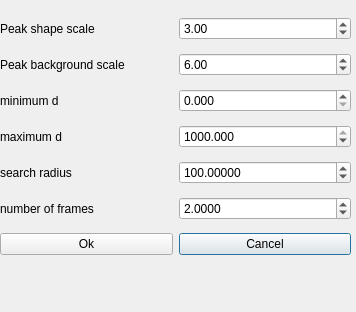
First picture: the form in apps/nsxqt/ui/DialogIntegrate.ui, repository k61n/openhkl, before the edit.
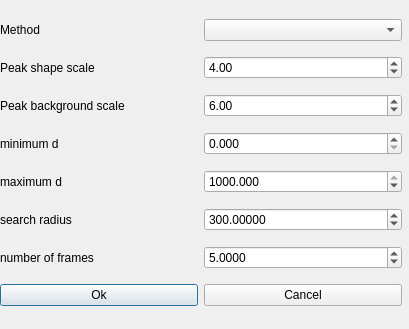
Second picture: the form after the edit.

```diff
--- a/apps/nsxqt/ui/DialogIntegrate.ui
+++ b/apps/nsxqt/ui/DialogIntegrate.ui
@@ -6,8 +6,8 @@
    <rect>
     <x>0</x>
     <y>0</y>
-    <width>356</width>
-    <height>312</height>
+    <width>409</width>
+    <height>329</height>
    </rect>
   </property>
   <property name="windowTitle">
@@ -21,117 +21,73 @@
     <rect>
      <x>0</x>
      <y>10</y>
-     <width>351</width>
-     <height>256</height>
+     <width>402</width>
+     <height>309</height>
     </rect>
    </property>
    <layout class="QGridLayout" name="gridLayout">
-    <item row="2" column="1">
-     <widget class="QDoubleSpinBox" name="dMin">
-      <property name="decimals">
-       <number>3</number>
-      </property>
-      <property name="maximum">
-       <double>1000.000000000000000</double>
-      </property>
-      <property name="singleStep">
-       <double>0.001000000000000</double>
-      </property>
-     </widget>
-    </item>
-    <item row="4" column="0">
-     <widget class="QLabel" name="label_5">
-      <property name="text">
-       <string>search radius</string>
-      </property>
-     </widget>
-    </item>
-    <item row="0" column="1">
-     <widget class="QDoubleSpinBox" name="peakScale">
-      <property name="singleStep">
-       <double>0.010000000000000</double>
-      </property>
-      <property name="value">
-       <double>3.000000000000000</double>
-      </property>
-     </widget>
-    </item>
-    <item row="3" column="1">
-     <widget class="QDoubleSpinBox" name="dMax">
-      <property name="decimals">
-       <number>3</number>
-      </property>
-      <property name="maximum">
-       <double>1000.000000000000000</double>
-      </property>
-      <property name="singleStep">
-       <double>0.001000000000000</double>
-      </property>
-      <property name="value">
-       <double>1000.000000000000000</double>
-      </property>
-     </widget>
-    </item>
-    <item row="1" column="0">
-     <widget class="QLabel" name="label">
-      <property name="text">
-       <string>Peak background scale</string>
-      </property>
-     </widget>
-    </item>
-    <item row="7" column="1">
-     <widget class="QPushButton" name="cancelButton">
-      <property name="text">
-       <string>Cancel</string>
-      </property>
-     </widget>
-    </item>
-    <item row="2" column="0">
-     <widget class="QLabel" name="label_3">
-      <property name="text">
-       <string>minimum d</string>
-      </property>
-     </widget>
-    </item>
-    <item row="0" column="0">
-     <widget class="QLabel" name="label_2">
-      <property name="text">
-       <string>Peak shape scale</string>
-      </property>
-     </widget>
-    </item>
-    <item row="3" column="0">
-     <widget class="QLabel" name="label_4">
-      <property name="text">
-       <string>maximum d</string>
-      </property>
-     </widget>
-    </item>
-    <item row="1" column="1">
-     <widget class="QDoubleSpinBox" name="bkgScale">
-      <property name="singleStep">
-       <double>0.010000000000000</double>
-      </property>
-      <property name="value">
-       <double>6.000000000000000</double>
-      </property>
-     </widget>
-    </item>
-    <item row="5" column="0">
+    <item row="6" column="0">
      <widget class="QLabel" name="label_6">
       <property name="text">
        <string>number of frames</string>
       </property>
      </widget>
     </item>
-    <item row="7" column="0">
+    <item row="1" column="1">
+     <widget class="QDoubleSpinBox" name="peakScale">
+      <property name="singleStep">
+       <double>0.010000000000000</double>
+      </property>
+      <property name="value">
+       <double>4.000000000000000</double>
+      </property>
+     </widget>
+    </item>
+    <item row="8" column="0">
      <widget class="QPushButton" name="okButton">
       <property name="text">
        <string>Ok</string>
       </property>
      </widget>
     </item>
+    <item row="3" column="0">
+     <widget class="QLabel" name="label_3">
+      <property name="text">
+       <string>minimum d</string>
+      </property>
+     </widget>
+    </item>
     <item row="4" column="1">
+     <widget class="QDoubleSpinBox" name="dMax">
+      <property name="decimals">
+       <number>3</number>
+      </property>
+      <property name="maximum">
+       <double>1000.000000000000000</double>
+      </property>
+      <property name="singleStep">
+       <double>0.001000000000000</double>
+      </property>
+      <property name="value">
+       <double>1000.000000000000000</double>
+      </property>
+     </widget>
+    </item>
+    <item row="4" column="0">
+     <widget class="QLabel" name="label_4">
+      <property name="text">
+       <string>maximum d</string>
+      </property>
+     </widget>
+    </item>
+    <item row="2" column="0">
+     <widget class="QLabel" name="label">
+      <property name="text">
+       <string>Peak background scale</string>
+      </property>
+     </widget>
+    </item>
+    <item row="5" column="1">
      <widget class="QDoubleSpinBox" name="radius">
       <property name="decimals">
        <number>5</number>
@@ -143,11 +99,48 @@
        <double>1.000000000000000</double>
       </property>
       <property name="value">
-       <double>100.000000000000000</double>
+       <double>300.000000000000000</double>
       </property>
      </widget>
     </item>
-    <item row="5" column="1">
+    <item row="8" column="1">
+     <widget class="QPushButton" name="cancelButton">
+      <property name="text">
+       <string>Cancel</string>
+      </property>
+     </widget>
+    </item>
+    <item row="5" column="0">
+     <widget class="QLabel" name="label_5">
+      <property name="text">
+       <string>search radius</string>
+      </property>
+     </widget>
+    </item>
+    <item row="2" column="1">
+     <widget class="QDoubleSpinBox" name="bkgScale">
+      <property name="singleStep">
+       <double>0.010000000000000</double>
+      </property>
+      <property name="value">
+       <double>6.000000000000000</double>
+      </property>
+     </widget>
+    </item>
+    <item row="3" column="1">
+     <widget class="QDoubleSpinBox" name="dMin">
+      <property name="decimals">
+       <number>3</number>
+      </property>
+      <property name="maximum">
+       <double>1000.000000000000000</double>
+      </property>
+      <property name="singleStep">
+       <double>0.001000000000000</double>
+      </property>
+     </widget>
+    </item>
+    <item row="6" column="1">
      <widget class="QDoubleSpinBox" name="nframes">
       <property name="decimals">
        <number>4</number>
@@ -156,7 +149,24 @@
        <double>1000.000000000000000</double>
       </property>
       <property name="value">
-       <double>2.000000000000000</double>
+       <double>5.000000000000000</double>
+      </property>
+     </widget>
+    </item>
+    <item row="1" column="0">
+     <widget class="QLabel" name="label_2">
+      <property name="text">
+       <string>Peak shape scale</string>
+      </property>
+     </widget>
+    </item>
+    <item row="0" column="1">
+     <widget class="QComboBox" name="method"/>
+    </item>
+    <item row="0" column="0">
+     <widget class="QLabel" name="label_7">
+      <property name="text">
+       <string>Method</string>
       </property>
      </widget>
     </item>
```
